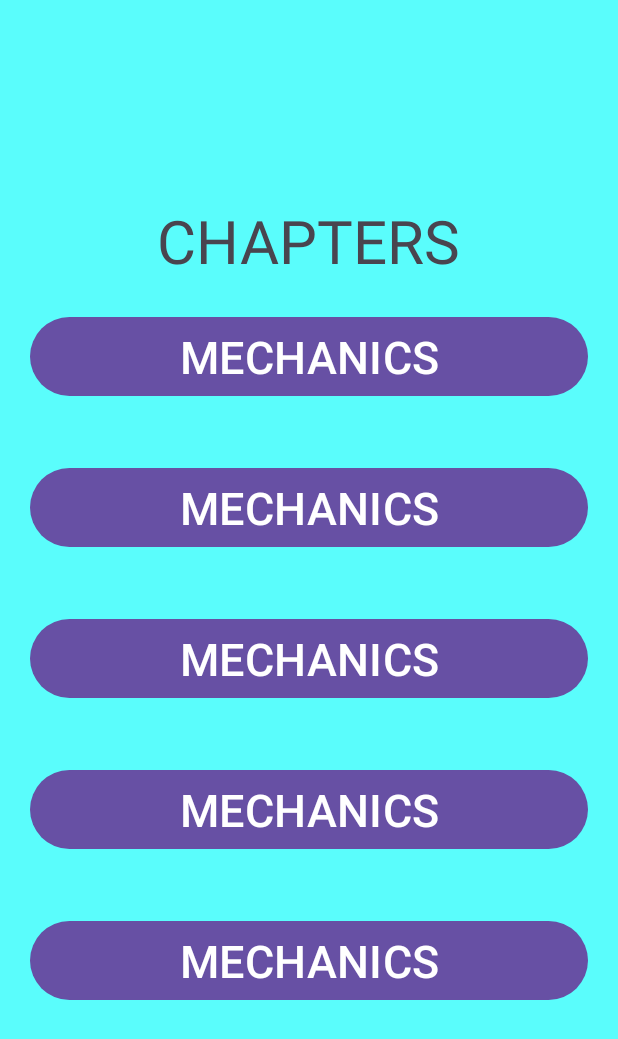
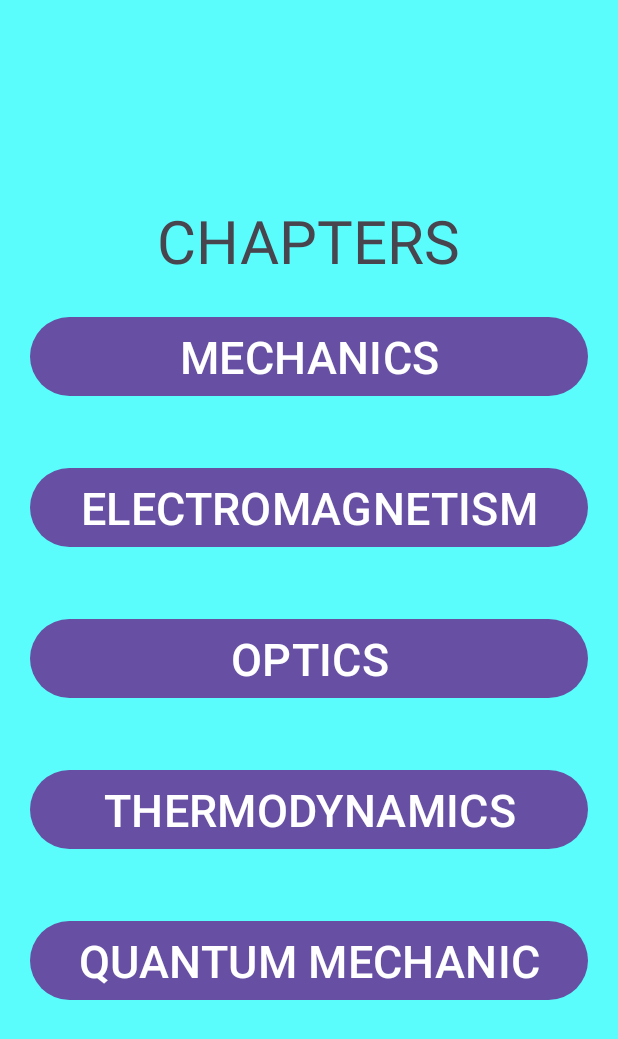
Before and after one commit to aarav-goel12/EduBook, an Android app: the fragment PhysicsFragment shown on its own in the app's theme, on a phone screen of 412 x 824 dp. Shown: the top 1039 px of the screen. Run offline under Robolectric (Android 15) with nearby library versions, the light colour scheme and no system bars.

Commit message:
chapters of physics updated

```diff
--- a/app/src/main/res/layout/fragment_physics.xml
+++ b/app/src/main/res/layout/fragment_physics.xml
@@ -23,25 +23,25 @@
     <Button
         android:layout_width="match_parent"
         android:layout_height="wrap_content"
-        android:text="MECHANICS"
+        android:text="ELECTROMAGNETISM"
         android:textSize="30dp"
         android:layout_margin="20dp"/>
     <Button
         android:layout_width="match_parent"
         android:layout_height="wrap_content"
-        android:text="MECHANICS"
+        android:text="OPTICS"
         android:textSize="30dp"
         android:layout_margin="20dp"/>
     <Button
         android:layout_width="match_parent"
         android:layout_height="wrap_content"
-        android:text="MECHANICS"
+        android:text="THERMODYNAMICS"
         android:textSize="30dp"
         android:layout_margin="20dp"/>
     <Button
         android:layout_width="match_parent"
         android:layout_height="wrap_content"
-        android:text="MECHANICS"
+        android:text="QUANTUM MECHANIC"
         android:textSize="30dp"
         android:layout_margin="20dp"/>
 
```
